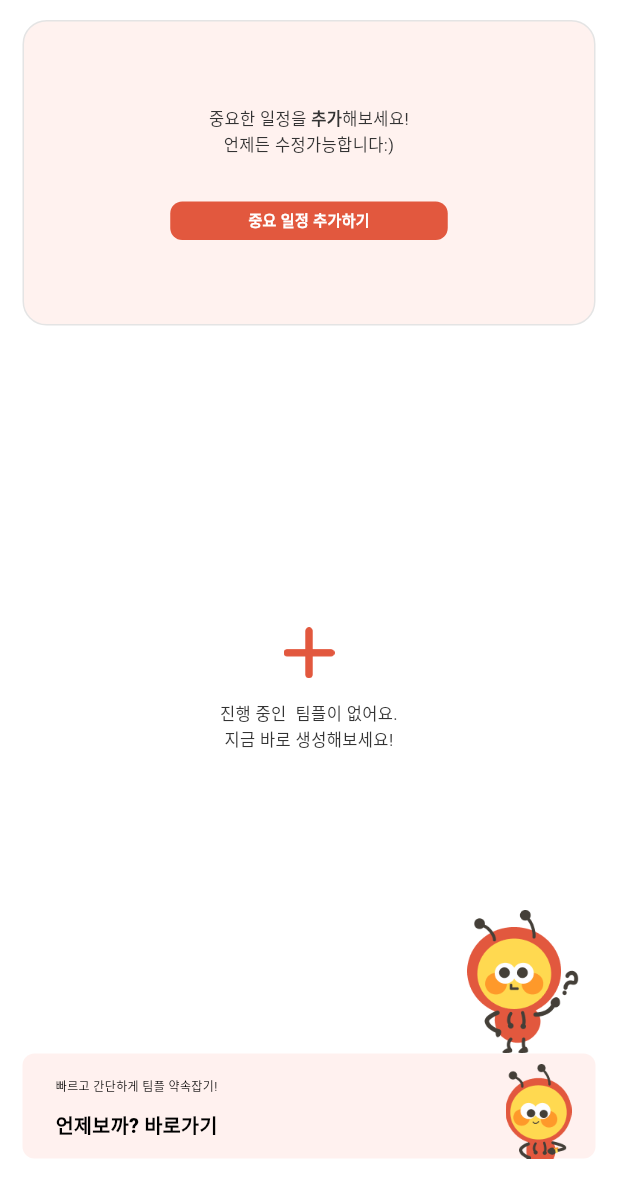
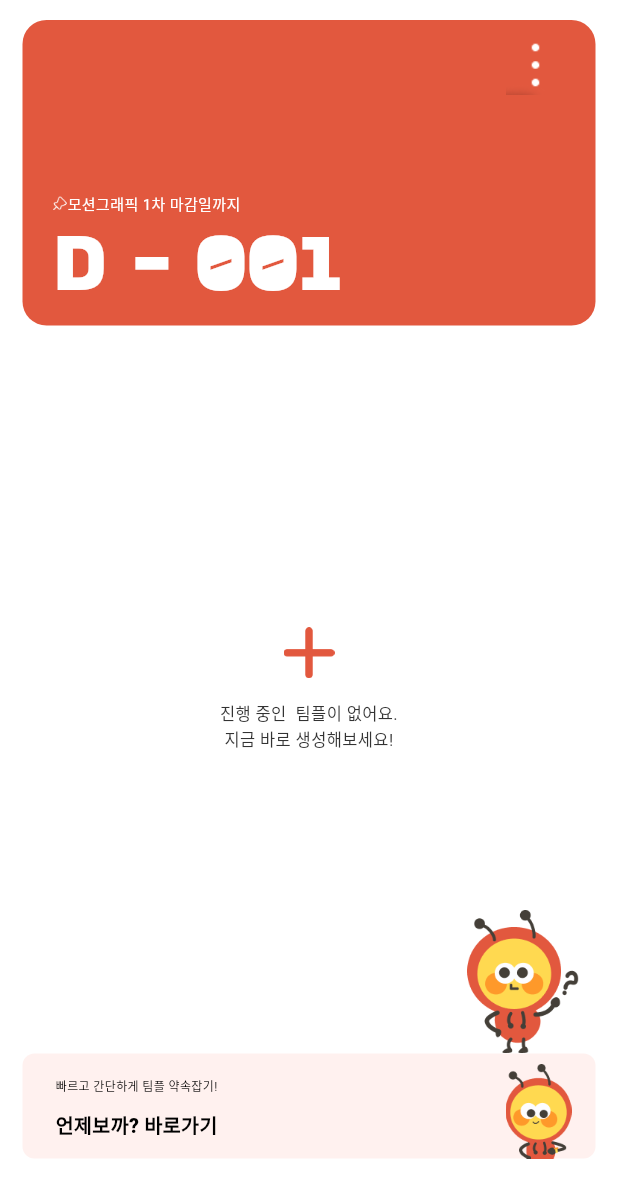
Before and after one commit to we-team-develop/front_weteam, a Flutter app: the Home screen opened directly, on a phone screen of 412 x 824 dp, the part 55-1236 px from its top. Run offline on Flutter 3.47's test engine with Material 3 defaults, Android fonts, the phone set to English and light mode, and no system bars; our stand-ins replace cloud_functions, firebase_auth, firebase_core, flutter_dotenv, get; missing offline and left inert: flutter_naver_login, kakao_flutter_sdk; accounts and stored records are empty; generated files the repository leaves out were written again; Roboto replaces fonts that are missing (NanumGothic, NanumSquareNeo, NanumSquareNeoBold); project files that could hold a hidden picture were left out.

Commit message:
refactor: HomeController

```diff
--- a/lib/binding/main_bindings.dart
+++ b/lib/binding/main_bindings.dart
@@ -1,4 +1,5 @@
 import 'package:front_weteam/controller/bottom_nav_controller.dart';
+import 'package:front_weteam/controller/home_controller.dart';
 import 'package:front_weteam/controller/login_controller.dart';
 import 'package:get/get.dart';
 
@@ -7,5 +8,7 @@ class MainBindings implements Bindings {
   void dependencies() {
     Get.put(LoginController());
     Get.put(BottomNavController());
+
+    Get.put(HomeController());
   }
 }
--- /dev/null
+++ b/lib/controller/home_controller.dart
@@ -0,0 +1,33 @@
+import 'package:flutter/material.dart';
+import 'package:get/get.dart';
+
+class HomeController extends GetxController {
+  bool hasNewNotification() {
+    return false;
+  }
+
+  bool hasFixedDDay() {
+    return true; // DDAY 예시 표시 여부
+  }
+
+  bool isTeamListEmpty() {
+    return true; // true면 팀플 리스트 예시를 표시
+  }
+
+  Map? getDDay() {
+    return {
+      'name': '모션그래픽 1차 마감일까지',
+      'leftDays': 1
+    };
+  }
+
+  void popupDialog(Widget dialogWidget) { // TODO: 이게 여기 있어도 되나요
+    showDialog(
+        context: Get.context!,
+        //barrierDismissible - Dialog를 제외한 다른 화면 터치 x
+        //barrierDismissible: false,
+        builder: (BuildContext context) {
+          return dialogWidget;
+        });
+  }
+}
--- a/lib/controller/mail_box_controller.dart
+++ /dev/null
@@ -1,14 +0,0 @@
-import 'package:front_weteam/model/mail_box.dart';
-import 'package:get/get.dart';
-
-class MailBoxController extends GetxController { // 홈 화면에 있는 알림 아이콘
-  final Rx<MailBox> mailBox = MailBox().obs;
-
-  void updateHasNew(hasNew) {
-    mailBox.update((val) {
-      val?.hasNew = hasNew;
-    });
-  }
-
-  void addNotification() {} // TODO: 서버 API가 만들어지면 구현
-}
--- a/lib/view/home/home.dart
+++ b/lib/view/home/home.dart
@@ -1,5 +1,5 @@
 import 'package:flutter/material.dart';
-import 'package:front_weteam/controller/mail_box_controller.dart';
+import 'package:front_weteam/controller/home_controller.dart';
 import 'package:front_weteam/data/image_data.dart';
 import 'package:front_weteam/view/dialog/home/add_dday_dialog.dart';
 import 'package:front_weteam/view/dialog/home/add_team_dialog.dart';
@@ -9,16 +9,8 @@ import 'package:front_weteam/view/widget/normal_button.dart';
 import 'package:front_weteam/view/widget/team_information_widget.dart';
 import 'package:get/get.dart';
 
-class Home extends StatefulWidget {
+class Home extends GetView<HomeController> {
   const Home({super.key});
-
-  @override
-  State<Home> createState() => _HomeState();
-}
-
-class _HomeState extends State<Home> {
-  bool hasFixedDDay = false;
-  bool isTeamListEmpty = true; // TODO: 팀플 비어있는지 확인하기, Controller 만들기
 
   @override
   Widget build(BuildContext context) {
@@ -37,26 +29,8 @@ class _HomeState extends State<Home> {
         const SizedBox(
           height: 12,
         ),
-        if (!hasFixedDDay)
-          _noItemsCardWidget()
-        else
-          const DDayWidget(name: "모션그래픽 1차 마감일까지", leftDays: 1),
-        if (!isTeamListEmpty)
-          const SizedBox(
-            height: 15,
-          ),
-        if (!isTeamListEmpty)
-          const SizedBox(
-            height: 0.7,
-            width: double.infinity,
-            child: ColoredBox(
-              color: Color(0xFFD9D9D9),
-            ),
-          ),
-        if (!isTeamListEmpty)
-          const SizedBox(
-            height: 15,
-          ),
+        const DDayWidget(),
+        ...getTeamListBody(),
         _teamListWidget(),
         _bottomBanner(),
       ],
@@ -71,87 +45,36 @@ class _HomeState extends State<Home> {
     );
   }
 
+  List<Widget> getTeamListBody() {
+    List<Widget> ret = [];
+
+    if (!controller.isTeamListEmpty()) { // 표시할 팀플이 있는지 확인
+      ret.add(const SizedBox(height: 15));
+      ret.add(const SizedBox(
+        height: 0.7,
+        width: double.infinity,
+        child: ColoredBox(
+          color: Color(0xFFD9D9D9),
+        ),
+      ));
+      ret.add(const SizedBox(height: 15));
+    }
+
+    return ret;
+  }
+
   Widget _bellIcon() {
-    return GetX<MailBoxController>(
-        init: MailBoxController(),
-        builder: (_) => Image.asset(
+    return Image.asset(
             width: 24.65,
             height: 22.99,
-            Get.find<MailBoxController>().mailBox().hasNew
+            controller.hasNewNotification()
                 ? ImagePath.icBellNew
-                : ImagePath.icBell));
-  }
-
-  Widget _noItemsCardWidget() {
-    return AspectRatio(
-      aspectRatio: 330 / 176,
-      child: Container(
-/*        width: 330,
-        height: 176,*/
-        decoration: ShapeDecoration(
-          color: const Color(0xFFFFF2EF),
-          shape: RoundedRectangleBorder(
-            side: const BorderSide(width: 1, color: Color(0xFFE4E4E4)),
-            borderRadius: BorderRadius.circular(16),
-          ),
-        ),
-/*        width: 330,
-        height: 176,*/
-        child: Center(
-          child: Column(
-            mainAxisAlignment: MainAxisAlignment.center,
-            children: [
-              const Text.rich(
-                TextSpan(
-                  children: [
-                    TextSpan(
-                      text: '중요한 일정을 ',
-                      style: TextStyle(
-                        color: Color(0xFF333333),
-                        fontSize: 11,
-                        fontFamily: 'NanumSquareNeo',
-                        fontWeight: FontWeight.w400,
-                        height: 0,
-                      ),
-                    ),
-                    TextSpan(
-                      text: '추가',
-                      style: TextStyle(
-                        color: Color(0xFF333333),
-                        fontSize: 11,
-                        fontFamily: 'NanumSquareNeo',
-                        fontWeight: FontWeight.w700,
-                        height: 0,
-                      ),
-                    ),
-                    TextSpan(
-                      text: '해보세요!\n언제든 수정가능합니다:)',
-                      style: TextStyle(
-                        color: Color(0xFF333333),
-                        fontSize: 11,
-                        fontFamily: 'NanumSquareNeo',
-                        fontWeight: FontWeight.w400,
-                        height: 1.5,
-                      ),
-                    ),
-                  ],
-                ),
-                textAlign: TextAlign.center,
-              ),
-              const SizedBox(
-                height: 30,
-              ),
-              NormalButton(text: '중요 일정 추가하기', onTap: () => _showDialog(const AddDDayDialog())),
-            ],
-          ),
-        ),
-      ),
-    );
+                : ImagePath.icBell);
   }
 
   Widget _teamListWidget() {
     // TODO: 데이터 형식에 맞게 ListView.builder 사용
-    if (isTeamListEmpty) {
+    if (controller.isTeamListEmpty()) {
       return Expanded(
           child: SizedBox(
         width: double.infinity,
@@ -167,7 +90,7 @@ class _HomeState extends State<Home> {
                 children: [
                   GestureDetector(
                     onTap: () {
-                      _showDialog(const AddTeamDialog());
+                      controller.popupDialog(const AddTeamDialog());
                     },
                     child: Image.asset(
                       ImagePath.icPlus,
@@ -208,41 +131,16 @@ class _HomeState extends State<Home> {
     return Expanded(
         child: Column(
       children: [
-        const Expanded(
+        Expanded(
           child: SingleChildScrollView(
             child: Column(
-              children: [
-                TeamInformationWidget(
-                    img: "",
-                    title: '모션그래픽기획및제작',
-                    description: '기말 팀 영상 제작',
-                    memberSize: 4,
-                    date: '2023.10.05~ 2024.12.08'),
-                TeamInformationWidget(
-                    img: "",
-                    title: '실감미디어콘텐츠개발',
-                    description: '기말 팀 프로젝트 : Unity AR룰러앱 제작',
-                    memberSize: 4,
-                    date: '2023.10.05~ 2024.12.19'),
-                TeamInformationWidget(
-                    img: "",
-                    title: '머신러닝의이해와실제',
-                    description: '머신러닝 활용 프로그램 제작 프로젝트',
-                    memberSize: 2,
-                    date: '2023.11.28~ 2024.12.08'),
-                TeamInformationWidget(
-                    img: "",
-                    title: '빽스타2기',
-                    description: '빽다방서포터즈 팀작업',
-                    memberSize: 4,
-                    date: '2023.07.01~ 2024.10.01'),
-              ],
+              children: getTeamListExample(),
             ),
           ),
         ),
         const SizedBox(height: 16),
         GestureDetector(
-          onTap: () => _showDialog(const AddDDayDialog()),
+          onTap: () => controller.popupDialog(const AddDDayDialog()),
           child: AspectRatio(
             aspectRatio: 330 / 49,
             child: Container(
@@ -282,6 +180,35 @@ class _HomeState extends State<Home> {
         const SizedBox(height: 16),
       ],
     ));
+  }
+
+  List<TeamInformationWidget> getTeamListExample() {
+    return [
+      const TeamInformationWidget(
+          img: "",
+          title: '모션그래픽기획및제작',
+          description: '기말 팀 영상 제작',
+          memberSize: 4,
+          date: '2023.10.05~ 2024.12.08'),
+      const TeamInformationWidget(
+          img: "",
+          title: '실감미디어콘텐츠개발',
+          description: '기말 팀 프로젝트 : Unity AR룰러앱 제작',
+          memberSize: 4,
+          date: '2023.10.05~ 2024.12.19'),
+      const TeamInformationWidget(
+          img: "",
+          title: '머신러닝의이해와실제',
+          description: '머신러닝 활용 프로그램 제작 프로젝트',
+          memberSize: 2,
+          date: '2023.11.28~ 2024.12.08'),
+      const TeamInformationWidget(
+          img: "",
+          title: '빽스타2기',
+          description: '빽다방서포터즈 팀작업',
+          memberSize: 4,
+          date: '2023.07.01~ 2024.10.01'),
+    ];
   }
 
   Widget _bottomBanner() {
@@ -344,31 +271,10 @@ class _HomeState extends State<Home> {
       ),
     );
   }
-
-  PopupMenuItem _menuItem(Widget widget) {
-    return PopupMenuItem(
-        padding: EdgeInsets.zero,
-        child: Center(
-          child: widget,
-        ));
-  }
-
-  void _showDialog(Widget dialogWidget) {
-    showDialog(
-        context: context,
-        //barrierDismissible - Dialog를 제외한 다른 화면 터치 x
-        //barrierDismissible: false,
-        builder: (BuildContext context) {
-          return dialogWidget;
-        });
-  }
 }
 
 class DDayWidget extends StatefulWidget {
-  final String name;
-  final int leftDays;
-
-  const DDayWidget({super.key, required this.name, required this.leftDays});
+  const DDayWidget({super.key});
 
   @override
   State<StatefulWidget> createState() {
@@ -378,9 +284,22 @@ class DDayWidget extends StatefulWidget {
 
 class _DDayWidgetState extends State<DDayWidget> {
   bool showPopupMenu = false;
+  Map? dday;
+
+  _DDayWidgetState() {
+    dday = Get.find<HomeController>().getDDay();
+  }
 
   @override
   Widget build(BuildContext context) {
+    if (Get.find<HomeController>().hasFixedDDay()) {
+      return _ddayWidget();
+    } else {
+      return _noDDayWidget();
+    }
+  }
+
+  Widget _ddayWidget() {
     return AspectRatio(
         aspectRatio: 330 / 176,
         child: Container(
@@ -428,7 +347,7 @@ class _DDayWidgetState extends State<DDayWidget> {
                                   child: Column(
                                     mainAxisSize: MainAxisSize.min,
                                     crossAxisAlignment:
-                                        CrossAxisAlignment.center,
+                                    CrossAxisAlignment.center,
                                     children: [
                                       GestureDetector(
                                           behavior: HitTestBehavior.translucent,
@@ -453,7 +372,7 @@ class _DDayWidgetState extends State<DDayWidget> {
                                                   color: Color(0xFF333333),
                                                   fontSize: 8,
                                                   fontFamily:
-                                                      'NanumSquareNeo',
+                                                  'NanumSquareNeo',
                                                   fontWeight: FontWeight.w400,
                                                   height: 0,
                                                 ),
@@ -489,7 +408,7 @@ class _DDayWidgetState extends State<DDayWidget> {
                                                     color: Color(0xFFE60000),
                                                     fontSize: 8,
                                                     fontFamily:
-                                                        'NanumSquareNeo',
+                                                    'NanumSquareNeo',
                                                     fontWeight: FontWeight.w400,
                                                     height: 0,
                                                   ),
@@ -515,7 +434,7 @@ class _DDayWidgetState extends State<DDayWidget> {
                             width: 10,
                           ),
                           Text(
-                            widget.name,
+                            dday?['name'],
                             style: const TextStyle(
                               color: Colors.white,
                               fontSize: 10,
@@ -527,7 +446,7 @@ class _DDayWidgetState extends State<DDayWidget> {
                         ],
                       ),
                       Text(
-                        'D - ${widget.leftDays.toString().padLeft(3, '0')} ',
+                        'D - ${dday?['leftDays'].toString().padLeft(3, '0')} ',
                         style: const TextStyle(
                           color: Colors.white,
                           fontSize: 52,
@@ -542,4 +461,67 @@ class _DDayWidgetState extends State<DDayWidget> {
               ),
             )));
   }
+
+  Widget _noDDayWidget() {
+    return AspectRatio(
+      aspectRatio: 330 / 176,
+      child: Container(
+        decoration: ShapeDecoration(
+          color: const Color(0xFFFFF2EF),
+          shape: RoundedRectangleBorder(
+            side: const BorderSide(width: 1, color: Color(0xFFE4E4E4)),
+            borderRadius: BorderRadius.circular(16),
+          ),
+        ),
+        child: Center(
+          child: Column(
+            mainAxisAlignment: MainAxisAlignment.center,
+            children: [
+              const Text.rich(
+                TextSpan(
+                  children: [
+                    TextSpan(
+                      text: '중요한 일정을 ',
+                      style: TextStyle(
+                        color: Color(0xFF333333),
+                        fontSize: 11,
+                        fontFamily: 'NanumSquareNeo',
+                        fontWeight: FontWeight.w400,
+                        height: 0,
+                      ),
+                    ),
+                    TextSpan(
+                      text: '추가',
+                      style: TextStyle(
+                        color: Color(0xFF333333),
+                        fontSize: 11,
+                        fontFamily: 'NanumSquareNeo',
+                        fontWeight: FontWeight.w700,
+                        height: 0,
+                      ),
+                    ),
+                    TextSpan(
+                      text: '해보세요!\n언제든 수정가능합니다:)',
+                      style: TextStyle(
+                        color: Color(0xFF333333),
+                        fontSize: 11,
+                        fontFamily: 'NanumSquareNeo',
+                        fontWeight: FontWeight.w400,
+                        height: 1.5,
+                      ),
+                    ),
+                  ],
+                ),
+                textAlign: TextAlign.center,
+              ),
+              const SizedBox(
+                height: 30,
+              ),
+              NormalButton(text: '중요 일정 추가하기', onTap: () => Get.find<HomeController>().popupDialog(const AddDDayDialog())),
+            ],
+          ),
+        ),
+      ),
+    );
+  }
 }
```
